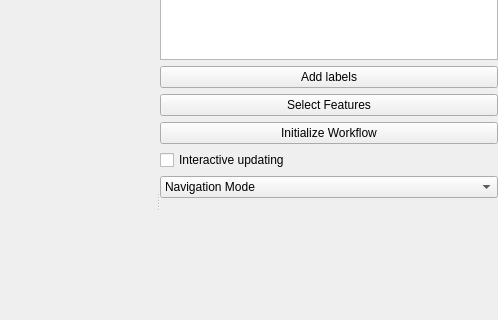
This is designerElements/MainWindow.ui in ilastik/ilastik as Qt 5 draws it before an edit; both pictures show x 463 to 961 and y 200 to 520 of the 961 by 776 pixel window. The edited form follows.
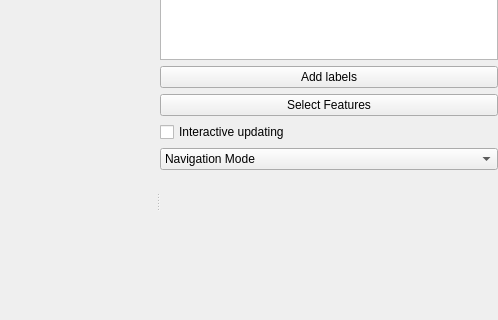
This is the edited form. Icons and pictures are not drawn. Custom widgets are drawn as their Qt base class.

Commit message:
Get rid of the 'Initialize Workflow' button
After our recent changes in lazyflow, this button is now unneeded :-)

```diff
--- a/designerElements/MainWindow.ui
+++ b/designerElements/MainWindow.ui
@@ -79,19 +79,6 @@
           </property>
          </widget>
         </item>
-        <item>
-         <widget class="QPushButton" name="StartClassificationButton">
-          <property name="sizePolicy">
-           <sizepolicy hsizetype="Minimum" vsizetype="Fixed">
-            <horstretch>0</horstretch>
-            <verstretch>0</verstretch>
-           </sizepolicy>
-          </property>
-          <property name="text">
-           <string>Initialize Workflow</string>
-          </property>
-         </widget>
-        </item>
         <item>
          <widget class="QCheckBox" name="checkInteractive">
           <property name="enabled">
```
Left out of the diff: 4 changed lines with no effect on the pictures. The commit also changes 1 other file.
